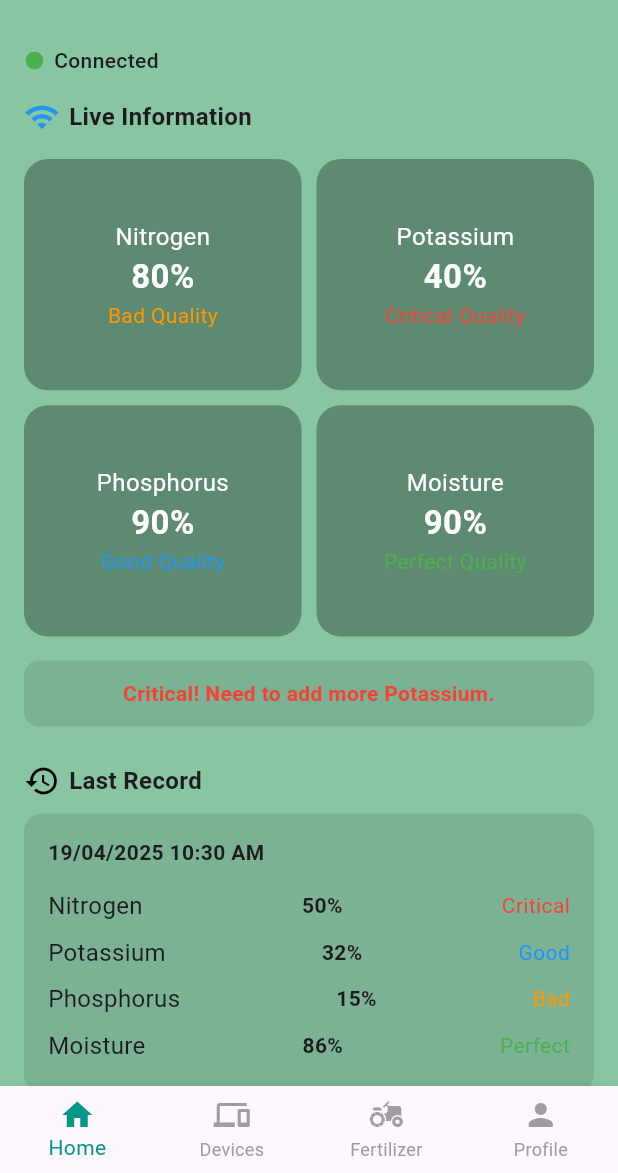
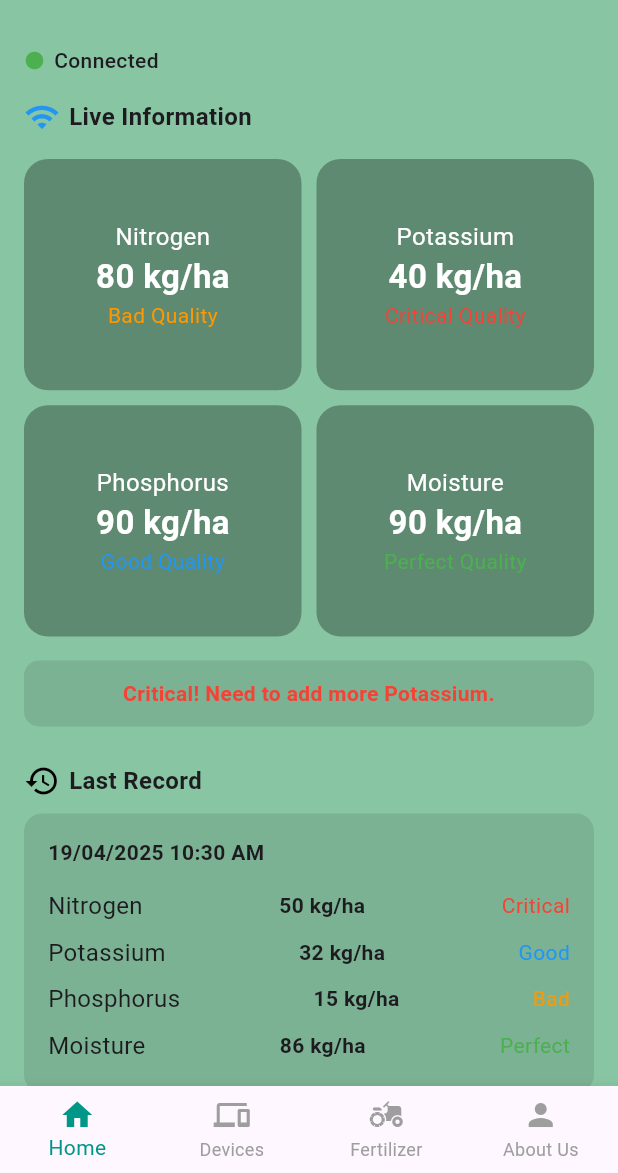
Before and after one commit to dananjaya2002/iot_flutter_app, a Flutter app: the screen it shows once a user with an empty profile is signed in, on a phone screen of 412 x 824 dp, the part 63-1236 px from its top. Run offline on Flutter 3.47's test engine with Material 3 defaults, Android fonts, the phone set to English and light mode, and no system bars; our stand-ins replace cloud_firestore, firebase_auth, firebase_core; missing offline and left inert: flutter_reactive_ble; accounts and stored records are empty.

Commit message:
final changes v1

```diff
--- a/lib/main.dart
+++ b/lib/main.dart
@@ -2,7 +2,9 @@ import 'package:flutter/material.dart';
 import 'package:firebase_core/firebase_core.dart';
 import 'firebase_options.dart';
 import 'auth_wrapper.dart';
-import 'services/firebase_service.dart';
+import 'screens/login_screen.dart';
+import 'screens/register_screen.dart';
+import 'screens/main_screen.dart';
 
 void main() async {
   WidgetsFlutterBinding.ensureInitialized();
@@ -10,8 +12,6 @@ void main() async {
   await Firebase.initializeApp(
     options: DefaultFirebaseOptions.currentPlatform,
   );
-  // Then upload JSON data to Firestore only one time to update data
-  await uploadJsonToFirestore();
   runApp(const MyApp());
 }
 
@@ -23,7 +23,13 @@ class MyApp extends StatelessWidget {
     return MaterialApp(
       title: 'IoT App',
       theme: ThemeData(primarySwatch: Colors.blue),
-      home: const AuthWrapper(), // Use AuthWrapper as the initial screen
+      initialRoute: '/', // Set the initial route
+      routes: {
+        '/': (context) => const AuthWrapper(), // Default route
+        '/login': (context) => const LoginScreen(), // Login screen route
+        '/register': (context) => const RegisterScreen(), // Register screen route
+        '/main': (context) => const MainScreen(), // Main screen route
+      },
     );
   }
 }
--- a/lib/screens/homepage.dart
+++ b/lib/screens/homepage.dart
@@ -36,6 +36,15 @@ class _HomePageState extends State<HomePage> {
     }
   }
 
+  Future<void> _logout() async {
+    try {
+      await FirebaseAuth.instance.signOut();
+      Navigator.of(context).pushReplacementNamed('/login'); // Redirect to login screen
+    } catch (e) {
+      print("Error logging out: $e");
+    }
+  }
+
   @override
   Widget build(BuildContext context) {
     final now = DateTime.now();
@@ -43,7 +52,35 @@ class _HomePageState extends State<HomePage> {
 
     return Scaffold(
       backgroundColor: const Color(0xFF88C5A3),
-      drawer: Drawer(),
+      drawer: Drawer(
+        child: ListView(
+          padding: EdgeInsets.zero,
+          children: [
+            DrawerHeader(
+              decoration: const BoxDecoration(color: Colors.teal),
+              child: Column(
+                crossAxisAlignment: CrossAxisAlignment.start,
+                children: [
+                  const Text(
+                    'AGROW',
+                    style: TextStyle(fontSize: 24, fontWeight: FontWeight.bold, color: Colors.white),
+                  ),
+                  const SizedBox(height: 10),
+                  Text(
+                    "Hi $lastName!",
+                    style: const TextStyle(fontSize: 16, color: Colors.white),
+                  ),
+                ],
+              ),
+            ),
+            ListTile(
+              leading: const Icon(Icons.logout),
+              title: const Text('Logout'),
+              onTap: _logout,
+            ),
+          ],
+        ),
+      ),
       appBar: AppBar(
         backgroundColor: Colors.transparent,
         elevation: 0,
@@ -99,10 +136,10 @@ class _HomePageState extends State<HomePage> {
                 physics: const NeverScrollableScrollPhysics(),
                 children: isConnected
                     ? const [
-                        InfoCard(label: "Nitrogen", percentage: 80, quality: "Bad Quality", color: Colors.orange),
-                        InfoCard(label: "Potassium", percentage: 40, quality: "Critical Quality", color: Colors.red),
-                        InfoCard(label: "Phosphorus", percentage: 90, quality: "Good Quality", color: Colors.blue),
-                        InfoCard(label: "Moisture", percentage: 90, quality: "Perfect Quality", color: Colors.green),
+                        InfoCard(label: "Nitrogen", amount: 80, quality: "Bad Quality", color: Colors.orange),
+                        InfoCard(label: "Potassium", amount: 40, quality: "Critical Quality", color: Colors.red),
+                        InfoCard(label: "Phosphorus", amount: 90, quality: "Good Quality", color: Colors.blue),
+                        InfoCard(label: "Moisture", amount: 90, quality: "Perfect Quality", color: Colors.green),
                       ]
                     : const [
                         NoDataCard(label: "Nitrogen"),
@@ -154,10 +191,10 @@ class _HomePageState extends State<HomePage> {
                     children: [
                       Text(formattedDate, style: const TextStyle(fontWeight: FontWeight.bold)),
                       const SizedBox(height: 10),
-                      const RecordRow(label: "Nitrogen", value: "50%", quality: "Critical", color: Colors.red),
-                      const RecordRow(label: "Potassium", value: "32%", quality: "Good", color: Colors.blue),
-                      const RecordRow(label: "Phosphorus", value: "15%", quality: "Bad", color: Colors.orange),
-                      const RecordRow(label: "Moisture", value: "86%", quality: "Perfect", color: Colors.green),
+                      const RecordRow(label: "Nitrogen", value: "50 kg/ha", quality: "Critical", color: Colors.red),
+                      const RecordRow(label: "Potassium", value: "32 kg/ha", quality: "Good", color: Colors.blue),
+                      const RecordRow(label: "Phosphorus", value: "15 kg/ha", quality: "Bad", color: Colors.orange),
+                      const RecordRow(label: "Moisture", value: "86 kg/ha", quality: "Perfect", color: Colors.green),
                     ],
                   ),
                 )
@@ -178,14 +215,14 @@ class _HomePageState extends State<HomePage> {
 
 class InfoCard extends StatelessWidget {
   final String label;
-  final int percentage;
+  final int amount;
   final String quality;
   final Color color;
 
   const InfoCard({
     super.key,
     required this.label,
-    required this.percentage,
+    required this.amount,
     required this.quality,
     required this.color,
   });
@@ -202,7 +239,7 @@ class InfoCard extends StatelessWidget {
         mainAxisAlignment: MainAxisAlignment.center,
         children: [
           Text(label, style: const TextStyle(fontSize: 16, color: Colors.white)),
-          Text("$percentage%", style: const TextStyle(fontSize: 22, fontWeight: FontWeight.bold, color: Colors.white)),
+          Text("$amount kg/ha", style: const TextStyle(fontSize: 22, fontWeight: FontWeight.bold, color: Colors.white)),
           Text(quality, style: TextStyle(color: color)),
         ],
       ),
--- a/lib/screens/main_screen.dart
+++ b/lib/screens/main_screen.dart
@@ -2,7 +2,7 @@ import 'package:flutter/material.dart';
 import 'homepage.dart';
 import 'devices_page.dart';
 import 'fertilizer_screen.dart';
-import 'profile_page.dart'; // Import the Profile Page
+import 'about_us_screen.dart'; // Import the Profile Page
 
 class MainScreen extends StatefulWidget {
   const MainScreen({super.key});
@@ -19,7 +19,7 @@ class _MainScreenState extends State<MainScreen> {
     HomePage(), // Home tab
     DevicesPage(), // Devices tab
     FertilizerScreen(), // Fertilizer tab
-    ProfilePage(), // Profile tab
+    AboutUsScreen(), // Profile tab
   ];
 
   @override
@@ -40,7 +40,7 @@ class _MainScreenState extends State<MainScreen> {
           BottomNavigationBarItem(icon: Icon(Icons.home), label: 'Home'),
           BottomNavigationBarItem(icon: Icon(Icons.devices), label: 'Devices'),
           BottomNavigationBarItem(icon: Icon(Icons.agriculture), label: 'Fertilizer'),
-          BottomNavigationBarItem(icon: Icon(Icons.person), label: 'Profile'),
+          BottomNavigationBarItem(icon: Icon(Icons.person), label: 'About Us'),
         ],
       ),
     );
```
Also changed, not shown: lib/screens/about_us_screen.dart (added, +129 -0 lines), lib/screens/devices_page.dart (+10 -16 lines), lib/screens/profile_page.dart (deleted, +0 -21 lines), assets/images/logo-black.png (added).
